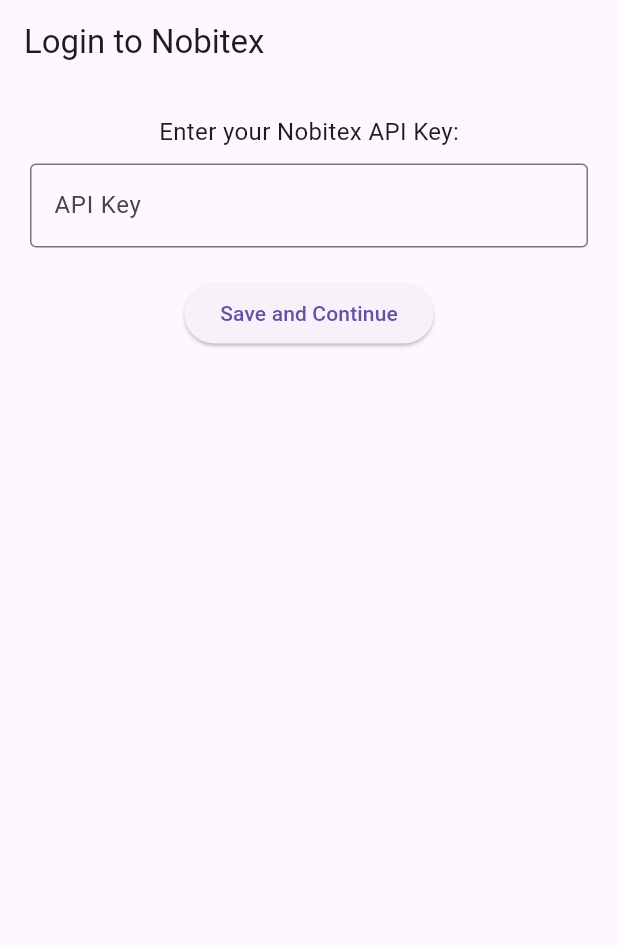
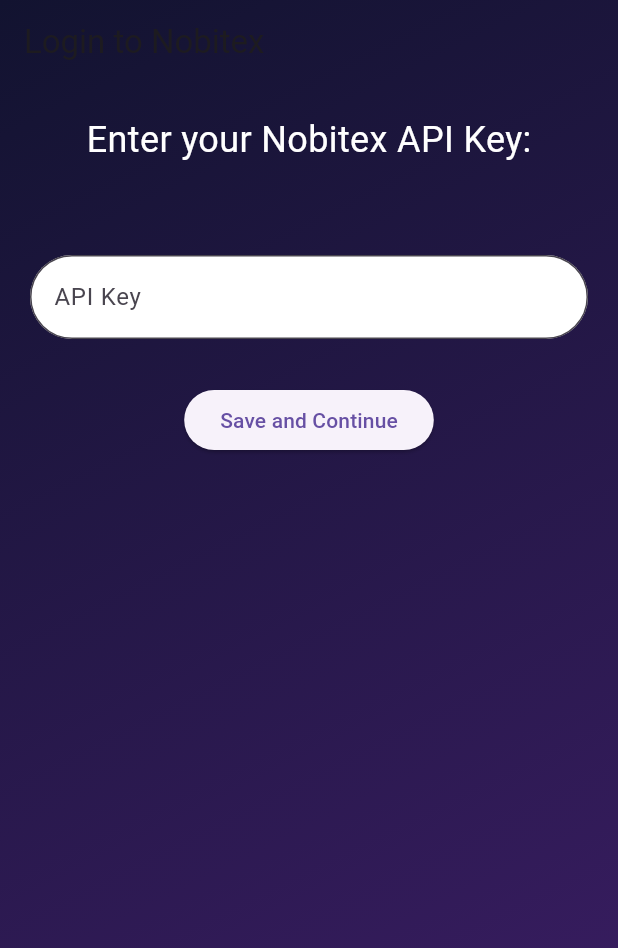
Before and after one commit to erfan2083/exchange, a Flutter app: the screen it shows after launch, on a phone screen of 412 x 824 dp. Shown: the top 948 px of the screen. Run offline on Flutter 3.47's test engine with Material 3 defaults, Android fonts, the phone set to English and light mode, and no system bars; our stand-ins replace fl_chart, flutter_secure_storage, syncfusion_flutter_charts.

Commit message:
try to improve and fix the screen

```diff
--- a/lib/screens/login_screen.dart
+++ b/lib/screens/login_screen.dart
@@ -30,19 +30,33 @@ class _LoginScreenState extends State<LoginScreen> {
 
   @override
   Widget build(BuildContext context) {
-    return Scaffold(
-      appBar: AppBar(title: const Text('Login to Nobitex')),
+    return Container(
+      decoration: const BoxDecoration(
+        gradient: LinearGradient(
+          colors: [
+            Color(0xFF121330), // top color
+            Color(0xFF3E1E68), // bottom color
+          ],
+          begin: Alignment.topLeft,
+          end: Alignment.bottomRight,
+        ),
+      ),
+      child: Scaffold(
+        appBar: AppBar(title: const Text('Login to Nobitex'),
+        backgroundColor: Colors.transparent),
+        backgroundColor: Colors.transparent,
         body: Padding(
           padding: const EdgeInsets.all(20),
           child: Column(
             children: [
-            const Text('Enter your Nobitex API Key:', style: TextStyle(fontSize: 16)),
-            const SizedBox(height: 10),
+              const Text('Enter your Nobitex API Key:', style: TextStyle(fontSize: 24, color: Colors.white)),
+              const SizedBox(height: 60),
               TextField(
                 controller: _controller,
-              decoration: const InputDecoration(border: OutlineInputBorder(), labelText: 'API Key'),
+                decoration: const InputDecoration(border: OutlineInputBorder(borderRadius:  BorderRadius.all(Radius.circular(30))),
+                                                  labelText: 'API Key', fillColor: Colors.white, filled: true),
               ),
-            const SizedBox(height: 20),
+              const SizedBox(height: 30),
               ElevatedButton(
                 onPressed: isSaving ? null : _saveApiKey,
                 child: isSaving ? const CircularProgressIndicator() : const Text('Save and Continue'),
@@ -50,6 +64,7 @@ class _LoginScreenState extends State<LoginScreen> {
             ],
           ),
         ),
+      ),
     );
   }
 }
```
Lines whose indentation alone changed are shown as unchanged.
